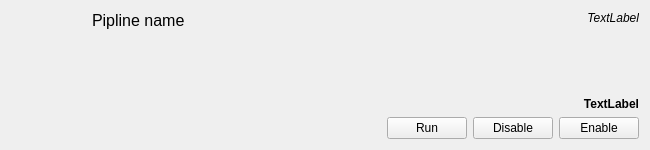
First picture: the form in src/modmanagerwidgetpipelineitem.ui, repository kriana/SilVerPLuM, before the edit.
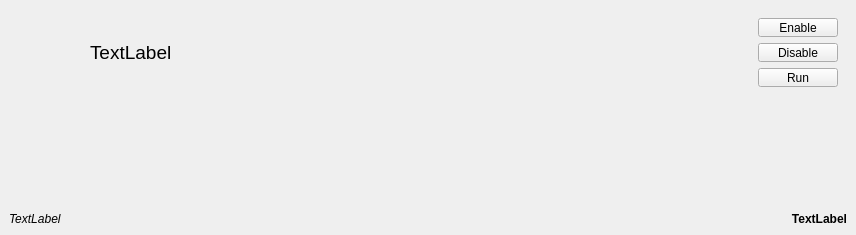
Second picture: the form after the edit. Icons and pictures are not drawn.

Commit message: * Improved pipeline content UI * Updated mod repo

What changed in the file:
```diff
--- a/src/modmanagerwidgetpipelineitem.ui
+++ b/src/modmanagerwidgetpipelineitem.ui
@@ -6,8 +6,8 @@
    <rect>
     <x>0</x>
     <y>0</y>
-    <width>650</width>
-    <height>150</height>
+    <width>856</width>
+    <height>235</height>
    </rect>
   </property>
   <property name="sizePolicy">
@@ -22,22 +22,29 @@
     <height>150</height>
    </size>
   </property>
-  <property name="maximumSize">
-   <size>
-    <width>16777215</width>
-    <height>150</height>
-   </size>
-  </property>
   <property name="windowTitle">
    <string>Form</string>
   </property>
   <property name="locale">
    <locale language="English" country="UnitedStates"/>
   </property>
+  <layout class="QVBoxLayout" name="verticalLayout_2">
+   <property name="leftMargin">
+    <number>0</number>
+   </property>
+   <property name="topMargin">
+    <number>0</number>
+   </property>
+   <property name="rightMargin">
+    <number>0</number>
+   </property>
+   <property name="bottomMargin">
+    <number>0</number>
+   </property>
+   <item>
+    <widget class="QWidget" name="widget_3" native="true">
   <layout class="QHBoxLayout" name="horizontalLayout_2">
    <item>
-    <layout class="QVBoxLayout" name="verticalLayout_3">
-     <item>
       <widget class="QLabel" name="lblIcon">
        <property name="minimumSize">
         <size>
@@ -66,36 +73,79 @@
       </widget>
      </item>
      <item>
-      <spacer name="verticalSpacer_2">
-       <property name="orientation">
-        <enum>Qt::Vertical</enum>
-       </property>
-       <property name="sizeHint" stdset="0">
-        <size>
-         <width>20</width>
-         <height>40</height>
-        </size>
-       </property>
-      </spacer>
-     </item>
-    </layout>
-   </item>
-   <item>
-    <layout class="QVBoxLayout" name="verticalLayout">
-     <item>
       <widget class="QLabel" name="lblName">
+        <property name="sizePolicy">
+         <sizepolicy hsizetype="Expanding" vsizetype="Preferred">
+          <horstretch>0</horstretch>
+          <verstretch>0</verstretch>
+         </sizepolicy>
+        </property>
        <property name="font">
         <font>
-         <pointsize>12</pointsize>
+          <pointsize>14</pointsize>
         </font>
        </property>
        <property name="text">
-        <string>Pipline name</string>
+         <string>TextLabel</string>
        </property>
       </widget>
      </item>
+      <item>
+       <widget class="QWidget" name="widget" native="true">
+        <layout class="QVBoxLayout" name="verticalLayout">
+         <item>
+          <widget class="QPushButton" name="btnEnable">
+           <property name="text">
+            <string>Enable</string>
+           </property>
+           <property name="icon">
+            <iconset theme="dialog-ok"/>
+           </property>
+          </widget>
+         </item>
+         <item>
+          <widget class="QPushButton" name="btnDisable">
+           <property name="text">
+            <string>Disable</string>
+           </property>
+           <property name="icon">
+            <iconset theme="dialog-cancel"/>
+           </property>
+          </widget>
+         </item>
+         <item>
+          <widget class="QPushButton" name="btnRun">
+           <property name="text">
+            <string>Run</string>
+           </property>
+           <property name="icon">
+            <iconset theme="system-run"/>
+           </property>
+          </widget>
+         </item>
+        </layout>
+       </widget>
+      </item>
+     </layout>
+    </widget>
+   </item>
+   <item>
+    <widget class="QWidget" name="widget_2" native="true">
+     <property name="sizePolicy">
+      <sizepolicy hsizetype="Preferred" vsizetype="Expanding">
+       <horstretch>0</horstretch>
+       <verstretch>0</verstretch>
+      </sizepolicy>
+     </property>
+     <layout class="QHBoxLayout" name="horizontalLayout">
      <item>
       <widget class="QTextEdit" name="lblDescription">
+        <property name="maximumSize">
+         <size>
+          <width>16777215</width>
+          <height>150</height>
+         </size>
+        </property>
        <property name="styleSheet">
         <string notr="true">QTextEdit { background-color: transparent; }</string>
        </property>
@@ -108,9 +158,11 @@
       </widget>
      </item>
     </layout>
+    </widget>
    </item>
    <item>
-    <layout class="QVBoxLayout" name="verticalLayout_2">
+    <widget class="QWidget" name="widget_4" native="true">
+     <layout class="QHBoxLayout" name="horizontalLayout_3">
      <item>
       <widget class="QLabel" name="lblIdentifier">
        <property name="font">
@@ -121,30 +173,13 @@
        <property name="text">
         <string>TextLabel</string>
        </property>
-       <property name="alignment">
-        <set>Qt::AlignRight|Qt::AlignTrailing|Qt::AlignVCenter</set>
-       </property>
-      </widget>
-     </item>
-     <item>
-      <spacer name="verticalSpacer">
-       <property name="orientation">
-        <enum>Qt::Vertical</enum>
-       </property>
-       <property name="sizeHint" stdset="0">
-        <size>
-         <width>20</width>
-         <height>40</height>
-        </size>
-       </property>
-      </spacer>
-     </item>
+       </widget>
+      </item>
      <item>
       <widget class="QLabel" name="lblInfo">
        <property name="font">
         <font>
          <weight>75</weight>
-         <italic>false</italic>
          <bold>true</bold>
         </font>
        </property>
@@ -156,62 +191,8 @@
        </property>
       </widget>
      </item>
-     <item>
-      <layout class="QHBoxLayout" name="horizontalLayout">
-       <item>
-        <spacer name="horizontalSpacer">
-         <property name="orientation">
-          <enum>Qt::Horizontal</enum>
-         </property>
-         <property name="sizeHint" stdset="0">
-          <size>
-           <width>40</width>
-           <height>20</height>
-          </size>
-         </property>
-        </spacer>
-       </item>
-       <item>
-        <widget class="QPushButton" name="btnRun">
-         <property name="text">
-          <string>Run</string>
-         </property>
-         <property name="icon">
-          <iconset theme="system-run"/>
-         </property>
-        </widget>
-       </item>
-       <item>
-        <widget class="QPushButton" name="btnDisable">
-         <property name="toolTip">
-          <string>Disables this content.</string>
-         </property>
-         <property name="text">
-          <string>Disable</string>
-         </property>
-         <property name="icon">
-          <iconset theme="dialog-cancel">
-           <normaloff>.</normaloff>.</iconset>
-         </property>
-        </widget>
-       </item>
-       <item>
-        <widget class="QPushButton" name="btnEnable">
-         <property name="toolTip">
-          <string>Enables this content.</string>
-         </property>
-         <property name="text">
-          <string>Enable</string>
-         </property>
-         <property name="icon">
-          <iconset theme="dialog-ok">
-           <normaloff>.</normaloff>.</iconset>
-         </property>
-        </widget>
-       </item>
-      </layout>
-     </item>
-    </layout>
+     </layout>
+    </widget>
    </item>
   </layout>
  </widget>
```
Left out of the diff: 4 changed lines with no effect on the pictures. Lines whose indentation alone changed are shown as unchanged. The commit also changes 6 other files.
